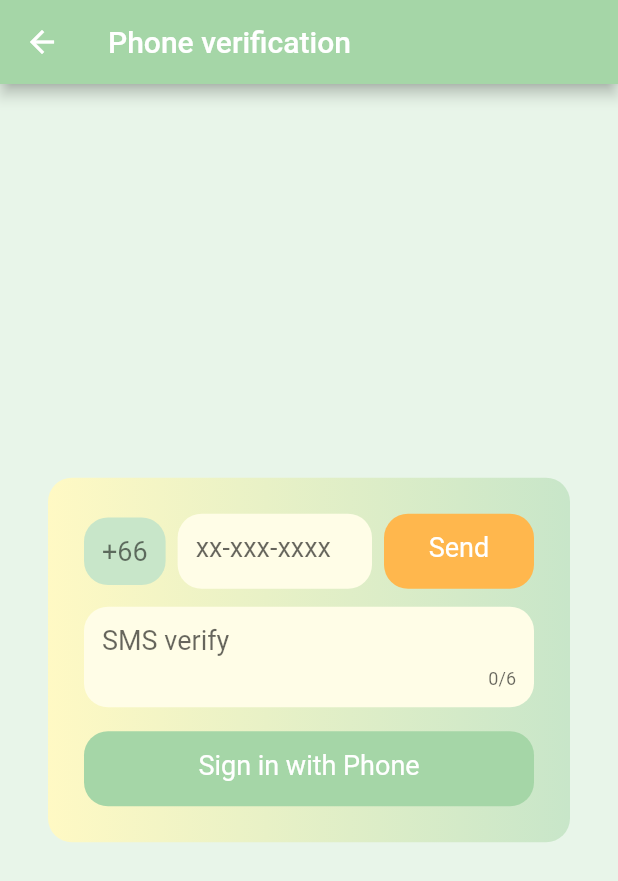
After one commit to benznest/flutter-firebase-auth-app, a Flutter app: the MyPhoneVerifyPage screen opened directly, after a tap on "Send", on a phone screen of 412 x 824 dp. The commit adds this screen. Shown: the top 881 px of the screen. Run offline on Flutter 3.47's test engine with Material 2 defaults, Android fonts, the phone set to English and light mode, and no system bars; our stand-ins replace firebase_auth, google_sign_in; missing offline and left inert: flutter_facebook_login; accounts and stored records are empty; network calls fail.

Commit message:
add phone login.

```diff
--- a/lib/home_page.dart
+++ b/lib/home_page.dart
@@ -41,12 +41,14 @@ class _MyHomePageState extends State<MyHomePage> {
                 child:
                     Column(mainAxisSize: MainAxisSize.min, children: <Widget>[
           Text("Hello", style: TextStyle(fontSize: 26)),
-          Text(widget.user.email, style: TextStyle(fontSize: 16)),
+          Text(widget.user.email ?? widget.user.phoneNumber,
+              style: TextStyle(fontSize: 16)),
         ]))));
   }
 
   void signOut(BuildContext context) {
     _auth.signOut();
+
     Navigator.pushAndRemoveUntil(
         context,
         MaterialPageRoute(builder: (context) => MyLoginPage()),
--- /dev/null
+++ b/lib/phone_verify_page.dart
@@ -0,0 +1,158 @@
+import 'package:firebase_auth/firebase_auth.dart';
+import 'package:flutter/material.dart';
+import 'package:flutter_firebase_app/home_page.dart';
+
+class MyPhoneVerifyPage extends StatefulWidget {
+  MyPhoneVerifyPage({Key key}) : super(key: key);
+
+  @override
+  _MyPhoneVerifyPageState createState() => _MyPhoneVerifyPageState();
+}
+
+class _MyPhoneVerifyPageState extends State<MyPhoneVerifyPage> {
+  GlobalKey<ScaffoldState> scaffoldKey = GlobalKey();
+  FirebaseAuth _auth = FirebaseAuth.instance;
+
+  TextEditingController phoneController = TextEditingController();
+  TextEditingController smsController = TextEditingController();
+
+  String _verificationId;
+
+  @override
+  Widget build(BuildContext context) {
+    return Scaffold(
+        key: scaffoldKey,
+        appBar: AppBar(
+          title:
+              Text("Phone verification", style: TextStyle(color: Colors.white)),
+          iconTheme: IconThemeData(
+            color: Colors.white, //change your color here
+          ),
+        ),
+        body: Container(
+            color: Colors.green[50],
+            child: Center(
+              child: Container(
+                  decoration: BoxDecoration(
+                      borderRadius: BorderRadius.circular(16),
+                      gradient: LinearGradient(
+                          colors: [Colors.yellow[100], Colors.green[100]])),
+                  margin: EdgeInsets.all(32),
+                  padding: EdgeInsets.all(24),
+                  child: Column(
+                    mainAxisSize: MainAxisSize.min,
+                    mainAxisAlignment: MainAxisAlignment.center,
+                    children: <Widget>[
+                      Row(children: <Widget>[
+                        Container(
+                            padding: EdgeInsets.all(12),
+                            decoration: BoxDecoration(
+                                borderRadius: BorderRadius.circular(16),
+                                color: Colors.green[100]),
+                            child: Text("+66",
+                                style: TextStyle(
+                                    fontSize: 18, color: Colors.black54))),
+                        Expanded(child: buildTextFieldPhoneNumber()),
+                        buildButtonSendSms()
+                      ]),
+                      buildTextFieldSmsVerification(),
+                      buildButtonVerify()
+                    ],
+                  )),
+            )));
+  }
+
+  Widget buildButtonVerify() {
+    return InkWell(
+        child: Container(
+            constraints: BoxConstraints.expand(height: 50),
+            child: Text("Sign in with Phone",
+                textAlign: TextAlign.center,
+                style: TextStyle(fontSize: 18, color: Colors.white)),
+            decoration: BoxDecoration(
+                borderRadius: BorderRadius.circular(16),
+                color: Colors.green[200]),
+            margin: EdgeInsets.only(top: 16),
+            padding: EdgeInsets.all(12)),
+        onTap: () => verifyPhone());
+  }
+
+  Widget buildButtonSendSms() {
+    return InkWell(
+        child: Container(
+            height: 50,
+            width: 100,
+            child: Text("Send",
+                textAlign: TextAlign.center,
+                style: TextStyle(fontSize: 18, color: Colors.white)),
+            decoration: BoxDecoration(
+                borderRadius: BorderRadius.circular(16),
+                color: Colors.orange[300]),
+            padding: EdgeInsets.all(12),
+            margin: EdgeInsets.only(left: 8)),
+        onTap: () => requestVerifyCode(context));
+  }
+
+  Container buildTextFieldPhoneNumber() {
+    return Container(
+        padding: EdgeInsets.all(12),
+        margin: EdgeInsets.only(left: 8),
+        constraints: BoxConstraints.expand(height: 50),
+        decoration: BoxDecoration(
+            color: Colors.yellow[50], borderRadius: BorderRadius.circular(16)),
+        child: TextField(
+            controller: phoneController,
+            decoration: InputDecoration.collapsed(hintText: "xx-xxx-xxxx"),
+            keyboardType: TextInputType.phone,
+            style: TextStyle(fontSize: 18)));
+  }
+
+  Container buildTextFieldSmsVerification() {
+    return Container(
+        padding: EdgeInsets.all(12),
+        margin: EdgeInsets.only(top: 12),
+        decoration: BoxDecoration(
+            color: Colors.yellow[50], borderRadius: BorderRadius.circular(16)),
+        child: TextField(
+            controller: smsController,
+            keyboardType: TextInputType.numberWithOptions(),
+            maxLength: 6,
+            decoration: InputDecoration.collapsed(hintText: "SMS verify"),
+            style: TextStyle(fontSize: 18)));
+  }
+
+  requestVerifyCode(BuildContext context) {
+    _auth.verifyPhoneNumber(
+        phoneNumber: "+66" + phoneController.text,
+        timeout: const Duration(seconds: 5),
+        verificationCompleted: (user) {
+
+        },
+        verificationFailed: (error) {
+          print(
+              'Phone number verification failed. Code: ${error.code}. Message: ${error.message}');
+        },
+        codeSent: (verificationId, [forceResendingToken]) {
+          setState(() {
+            _verificationId = verificationId;
+          });
+          print(verificationId);
+        },
+        codeAutoRetrievalTimeout: (verificationId) {
+          //
+        });
+  }
+
+  verifyPhone() async {
+    FirebaseUser user = await _auth.signInWithCredential(PhoneAuthProvider.getCredential(
+        verificationId: _verificationId, smsCode: smsController.text));
+    navigateToHomepage(context , user);
+  }
+
+  void navigateToHomepage(BuildContext context, FirebaseUser user) {
+    Navigator.pushAndRemoveUntil(
+        context,
+        MaterialPageRoute(builder: (context) => MyHomePage(user)),
+        ModalRoute.withName('/'));
+  }
+}
```
Also changed, not shown: lib/forgot_password_page.dart (added, +84 -0 lines), lib/login_page.dart (+54 -8 lines).
